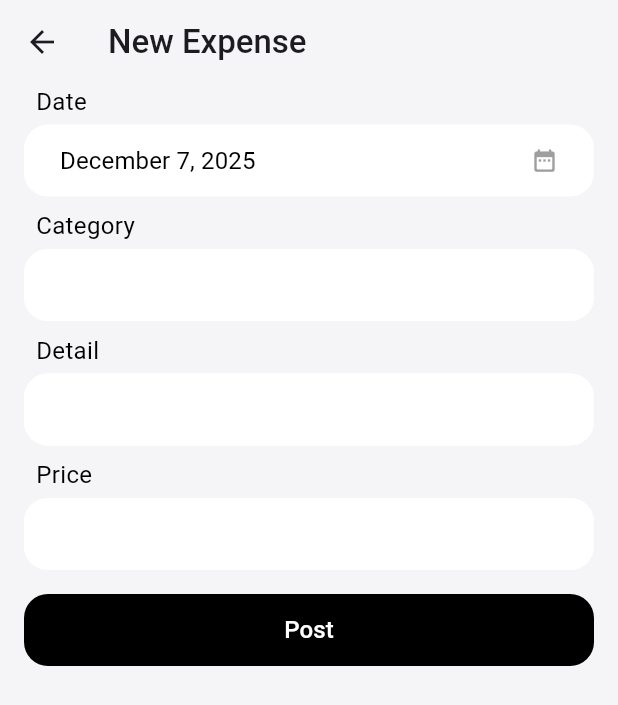
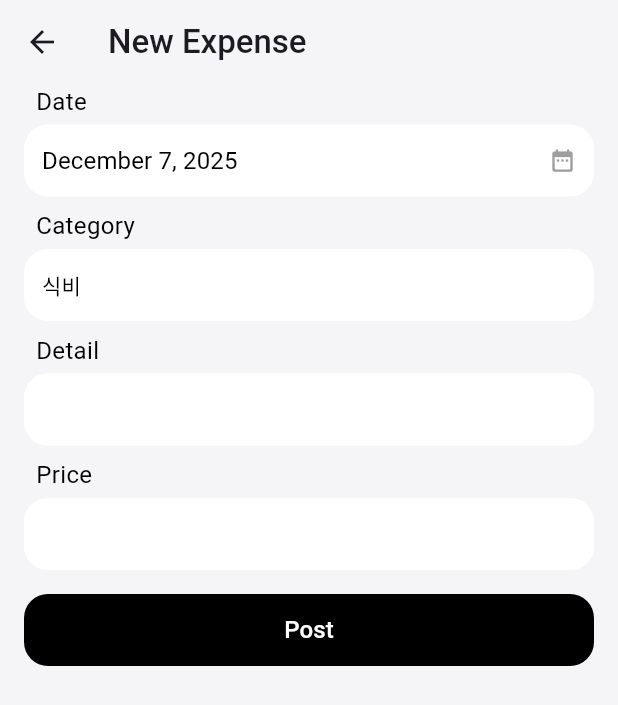
Before and after one commit to Najaehyeon/Money_Manager, a Flutter app: the screen it shows after launch, after a tap on the "add" icon, on a phone screen of 412 x 824 dp. Shown: the top 705 px of the screen. Run offline on Flutter 3.47's test engine with Material 3 defaults, Android fonts, the phone set to English and light mode, and no system bars; our stand-ins replace shared_preferences.

Commit message:
날짜별권장금액및높이

```diff
--- a/lib/Home/home.dart
+++ b/lib/Home/home.dart
@@ -15,10 +15,11 @@ class Home extends StatefulWidget {
 class _HomeState extends State<Home> {
   double _targetMoney = 0;
 
-  final double _currentSpentMoney = 1200.5;
-  final double _monthlyLimitMoney = 3000.0;
-  final double _limitMoneyHeightRatio = 0.68;
-  final double _spentMoneyHeightRatio = 0.40;
+  final double _currentSpentMoney = 0;
+  double _monthDailyLimitMoney = 0;
+  double _limitMoneyHeightRatio = 0;
+  final double _spentMoneyHeightRatio = 0;
+  final double todaySpentMoney = 0;
 
   @override
   void initState() {
@@ -26,10 +27,12 @@ class _HomeState extends State<Home> {
     _loadTargetMoney();
   }
 
-  Future<double> _loadTargetMoney() async {
+  Future<void> _loadTargetMoney() async {
     final prefs = await SharedPreferences.getInstance();
     _targetMoney = prefs.getDouble('target_money') ?? 0;
-    return _targetMoney;
+    DateTime now = DateTime.now();
+    _limitMoneyHeightRatio = now.day / DateTime(now.year, now.month + 1, 0).day;
+    _monthDailyLimitMoney = _targetMoney * _limitMoneyHeightRatio;
   }
 
   Future<void> _storeTargetMoney(double newTarget) async {
@@ -56,15 +59,16 @@ class _HomeState extends State<Home> {
         return Column(
           children: [
             Header(),
-            TodaySpentMoney(),
+            TodaySpentMoney(todaySpentMoney: todaySpentMoney),
             SizedBox(height: 24),
             Expanded(
               child: Cylinder(
                 screenWidth: screenWidth,
                 currentSpentMoney: _currentSpentMoney,
-                limitMoney: _monthlyLimitMoney,
+                limitMoney: _monthDailyLimitMoney,
                 limitMoneyHeightRatio: _limitMoneyHeightRatio,
                 spentMoneyHeightRatio: _spentMoneyHeightRatio,
+                targetMoney: _targetMoney,
               ),
             ),
             SizedBox(height: 24),
@@ -148,7 +152,10 @@ class Header extends StatelessWidget {
 class TodaySpentMoney extends StatelessWidget {
   const TodaySpentMoney({
     super.key,
+    required this.todaySpentMoney,
   });
+
+  final double todaySpentMoney;
 
   static const Color primaryColor = Color(0xFF0000BB);
 
@@ -164,7 +171,7 @@ class TodaySpentMoney extends StatelessWidget {
           ),
         ),
         Text(
-          "\$ 33.4",
+          "\$ $todaySpentMoney",
           style: TextStyle(
             fontSize: 32,
             fontWeight: FontWeight.w600,
@@ -191,6 +198,7 @@ class Cylinder extends StatelessWidget {
     required this.limitMoney,
     required this.limitMoneyHeightRatio,
     required this.spentMoneyHeightRatio,
+    required this.targetMoney,
   });
 
   final double screenWidth;
@@ -198,6 +206,7 @@ class Cylinder extends StatelessWidget {
   final double limitMoney;
   final double limitMoneyHeightRatio;
   final double spentMoneyHeightRatio;
+  final double targetMoney;
 
   @override
   Widget build(BuildContext context) {
@@ -207,16 +216,44 @@ class Cylinder extends StatelessWidget {
       builder: (BuildContext context, BoxConstraints constraints) {
         final double maxHeight = constraints.maxHeight;
         // 높이 비율은 임의로 설정된 값
-        final double limitMoneyHeight = maxHeight * limitMoneyHeightRatio;
-        final double spentMoneyHeight = maxHeight * spentMoneyHeightRatio;
+        final double limitMoneyHeight = limitMoneyHeightRatio <= 0.888
+            ? maxHeight * limitMoneyHeightRatio
+            : maxHeight * 0.888;
+        final double spentMoneyHeight = spentMoneyHeightRatio <= 0.888
+            ? maxHeight * spentMoneyHeightRatio
+            : maxHeight * 0.888;
         final double cylinderWidth = screenWidth * 0.38;
 
         final String formattedSpentMoney =
             "\$${NumberFormat('#,###.0', 'en-US').format(currentSpentMoney)}";
         final String formattedLimitMoney =
-            "Dec 25\n\$${NumberFormat('#,###', 'en-US').format(limitMoney)}";
+            "${DateFormat("MMM d").format(DateTime.now())}\n\$${NumberFormat('#,###', 'en-US').format(limitMoney)}";
 
-        return ClipRRect(
+        return Row(
+          mainAxisAlignment: MainAxisAlignment.center,
+          children: [
+            Expanded(
+              child: Column(
+                mainAxisAlignment: MainAxisAlignment.end,
+                crossAxisAlignment: CrossAxisAlignment.end,
+                children: [
+                  Text(
+                    formattedLimitMoney,
+                    style: TextStyle(
+                      color: Colors.black,
+                      fontWeight: FontWeight.w600,
+                      fontSize: 14,
+                    ),
+                    textAlign: TextAlign.end,
+                  ),
+                  SizedBox(
+                    height: limitMoneyHeight,
+                  ),
+                ],
+              ),
+            ),
+            SizedBox(width: 8),
+            ClipRRect(
               borderRadius: const BorderRadius.only(
                 topLeft: Radius.circular(8),
                 topRight: Radius.circular(8),
@@ -256,42 +293,29 @@ class Cylinder extends StatelessWidget {
                       ),
                     ),
                   ),
-              Positioned(
-                bottom: spentMoneyHeight, // 채워진 부분의 끝 (상단)에 위치
-                right: cylinderWidth * 0.02, // 실린더 오른쪽으로 조금 이동
-                child: Padding(
-                  padding: const EdgeInsets.only(left: 8.0),
-                  child: Text(
+                ],
+              ),
+            ),
+            SizedBox(width: 8),
+            Expanded(
+              child: Column(
+                mainAxisAlignment: MainAxisAlignment.end,
+                crossAxisAlignment: CrossAxisAlignment.start,
+                children: [
+                  Text(
                     formattedSpentMoney,
                     style: TextStyle(
                       color: blueColor,
                       fontWeight: FontWeight.bold,
                       fontSize: 14,
                     ),
-                    textAlign: TextAlign.center,
+                    textAlign: TextAlign.start,
                   ),
-                ),
-              ),
-
-              // 2. 목표 한계 금액 텍스트 (실린더 왼쪽)
-              Positioned(
-                bottom: limitMoneyHeight, // 목표 한계선 상단에 위치 (-12는 텍스트 높이 보정)
-                left: cylinderWidth * 0.02, // 실린더 왼쪽으로 조금 이동
-                child: Padding(
-                  padding: const EdgeInsets.only(right: 8.0),
-                  child: Text(
-                    formattedLimitMoney,
-                    style: TextStyle(
-                      color: Colors.black,
-                      fontWeight: FontWeight.w600,
-                      fontSize: 14,
-                    ),
-                    textAlign: TextAlign.center,
-                  ),
+                  SizedBox(height: spentMoneyHeight),
+                ],
               ),
             ),
           ],
-          ),
         );
       },
     );
--- a/lib/Home/post.dart
+++ b/lib/Home/post.dart
@@ -1,6 +1,7 @@
 import 'package:flutter/cupertino.dart';
 import 'package:flutter/material.dart';
 import 'package:intl/intl.dart';
+import 'package:shared_preferences/shared_preferences.dart';
 
 class Post extends StatefulWidget {
   const Post({super.key});
@@ -13,6 +14,13 @@ class _PostState extends State<Post> {
   DateTime _selectedDate = DateTime.now();
 
   String formatedDate = DateFormat('MMMM d, yyyy').format(DateTime.now());
+
+  List<String> categories = [];
+
+  Future<void> _loadCategoryData() async {
+    final prefs = await SharedPreferences.getInstance();
+    categories = prefs.getStringList('categories') ?? ["식비", "+"];
+  }
 
   void _showDatePicker(BuildContext context) {
     showCupertinoModalPopup(
@@ -36,6 +44,76 @@ class _PostState extends State<Post> {
         );
       },
     );
+  }
+
+  void showCategoryBottomSheet() {
+    showModalBottomSheet(
+      context: context,
+      builder: (BuildContext context) {
+        return Container(
+          height: MediaQuery.of(context).size.height,
+          width: MediaQuery.of(context).size.width,
+          decoration: BoxDecoration(
+            color: Colors.white,
+            borderRadius: BorderRadius.circular(20),
+          ),
+          child: Column(
+            crossAxisAlignment: CrossAxisAlignment.center,
+            children: [
+              SizedBox(height: 4),
+              Container(
+                width: 120,
+                height: 8,
+                decoration: BoxDecoration(
+                  color: Color(0xFFF1F1F1),
+                  borderRadius: BorderRadius.circular(50),
+                ),
+              ),
+              Padding(
+                padding: const EdgeInsets.all(16),
+                child: GridView.builder(
+                  shrinkWrap: true,
+                  itemCount: categories.length,
+                  gridDelegate: SliverGridDelegateWithFixedCrossAxisCount(
+                    crossAxisCount: 3,
+                    childAspectRatio: 2 / 1,
+                    mainAxisSpacing: 10,
+                    crossAxisSpacing: 10,
+                  ),
+                  itemBuilder: (BuildContext context, int index) {
+                    return ElevatedButton(
+                      onPressed: () {},
+                      style: ElevatedButton.styleFrom(
+                        elevation: 0,
+                        shadowColor: Colors.transparent,
+                        backgroundColor: Color(0xFFF1F1F1),
+                        overlayColor: Colors.black,
+                        shape: RoundedRectangleBorder(
+                          borderRadius: BorderRadiusGeometry.circular(12),
+                        ),
+                      ),
+                      child: Text(
+                        categories[index],
+                        style: TextStyle(
+                          color: Colors.black,
+                          fontWeight: FontWeight.normal,
+                        ),
+                      ),
+                    );
+                  },
+                ),
+              ),
+            ],
+          ),
+        );
+      },
+    );
+  }
+
+  @override
+  void initState() {
+    super.initState();
+    _loadCategoryData();
   }
 
   @override
@@ -77,8 +155,9 @@ class _PostState extends State<Post> {
                 alignment: Alignment.centerLeft,
                 backgroundColor: Colors.white,
                 overlayColor: Colors.black,
+                shadowColor: Colors.transparent,
                 fixedSize: Size(MediaQuery.of(context).size.width, 48),
-                shadowColor: Colors.transparent,
+                padding: EdgeInsets.symmetric(horizontal: 12),
                 shape: RoundedRectangleBorder(
                   borderRadius: BorderRadiusGeometry.circular(16),
                 ),
@@ -113,21 +192,23 @@ class _PostState extends State<Post> {
               ),
             ),
             SizedBox(height: 4),
-            TextField(
-              cursorColor: Colors.black,
-              decoration: InputDecoration(
-                contentPadding: EdgeInsetsGeometry.all(10),
-                filled: true,
-                fillColor: Colors.white,
-                border: InputBorder.none,
-                enabledBorder: OutlineInputBorder(
-                  borderSide: BorderSide(color: Colors.white),
-                  borderRadius: BorderRadius.circular(16),
+            ElevatedButton(
+              onPressed: showCategoryBottomSheet,
+              style: ElevatedButton.styleFrom(
+                elevation: 0,
+                alignment: Alignment.centerLeft,
+                backgroundColor: Colors.white,
+                overlayColor: Colors.black,
+                shadowColor: Colors.transparent,
+                fixedSize: Size(MediaQuery.of(context).size.width, 48),
+                padding: EdgeInsets.symmetric(horizontal: 12),
+                shape: RoundedRectangleBorder(
+                  borderRadius: BorderRadiusGeometry.circular(16),
                 ),
-                focusedBorder: OutlineInputBorder(
-                  borderSide: BorderSide(color: Colors.white),
-                  borderRadius: BorderRadius.circular(16),
-                ),
+              ),
+              child: Text(
+                "식비",
+                style: TextStyle(color: Colors.black),
               ),
             ),
             SizedBox(height: 8),
```
Lines whose indentation alone changed are shown as unchanged.
